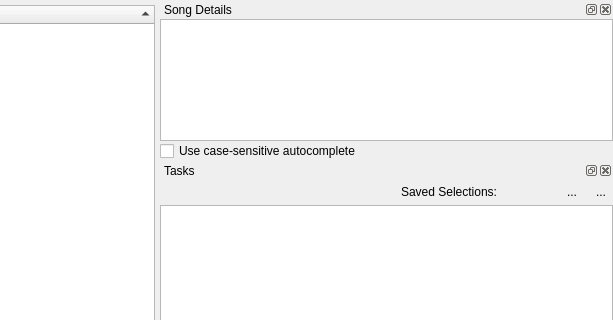
Qt form uman/src/QUMainWindow.ui (UltraStar-Deluxe/UltraStar-Manager) before a commit; both pictures show x 299 to 912 and y 0 to 320 of the 912 by 765 pixel window.
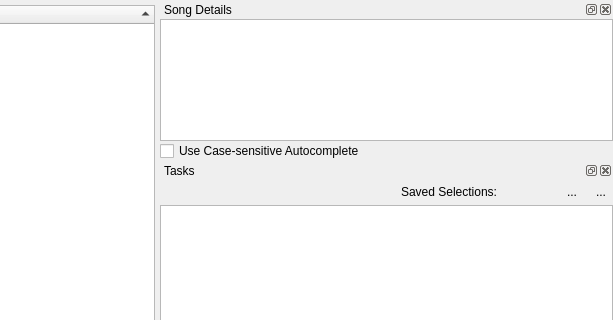
The same form after that commit. Icons and pictures are not drawn. Custom widgets are drawn as their Qt base class.

```diff
--- a/uman/src/QUMainWindow.ui
+++ b/uman/src/QUMainWindow.ui
@@ -168,7 +168,7 @@
              <string>If checked, the auto-completion considers the case of the input.</string>
             </property>
             <property name="text">
-             <string>Use case-sensitive autocomplete</string>
+             <string>Use Case-sensitive Autocomplete</string>
             </property>
            </widget>
           </item>
```
